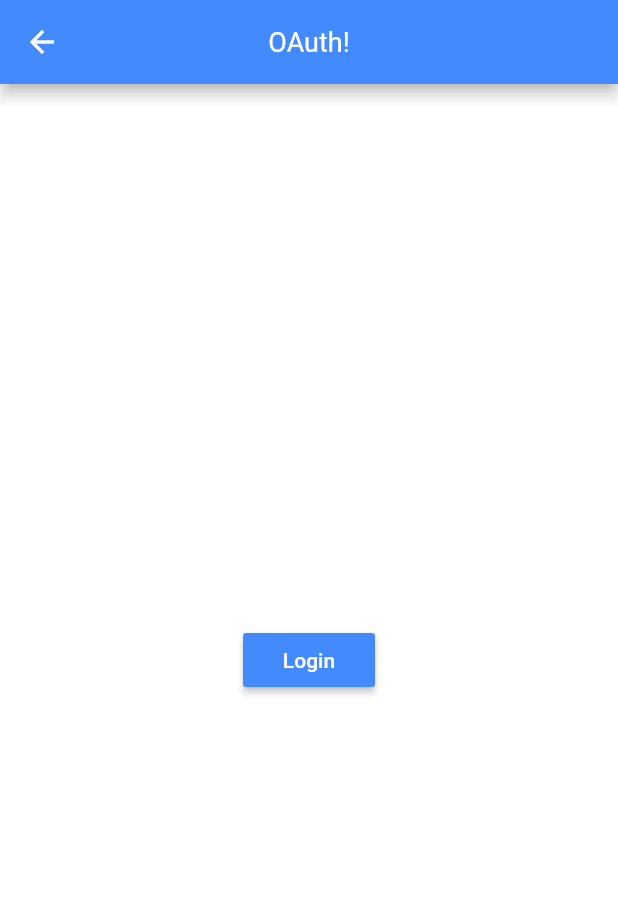
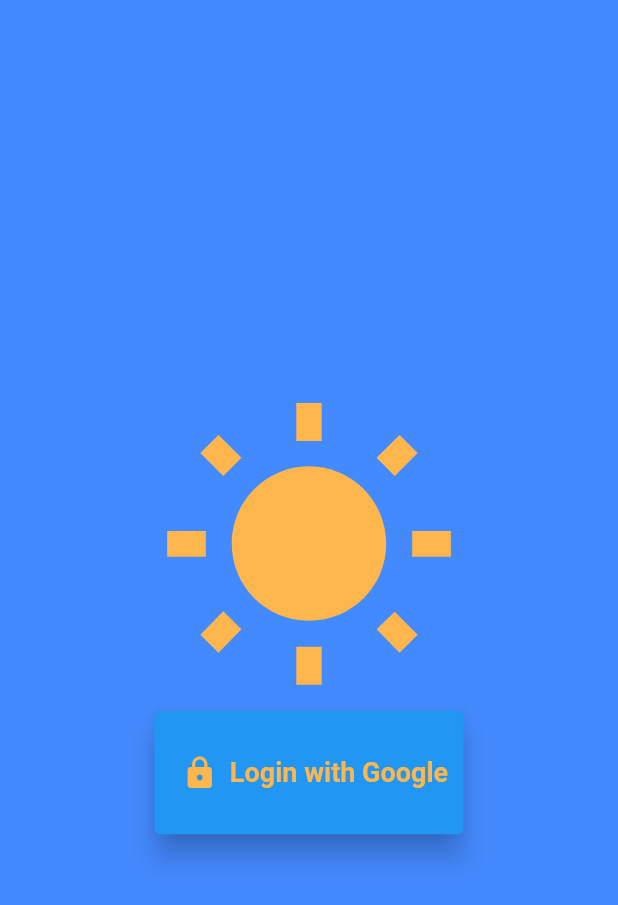
Before and after one commit to Travis40508/WeatherOAuth, a Flutter app: the LoginScreen screen opened by its route, on a phone screen of 412 x 824 dp. Shown: the top 905 px of the screen. Run offline on Flutter 3.47's test engine with Material 2 defaults, Android fonts, the phone set to English and light mode, and no system bars; our stand-ins replace firebase_auth, google_sign_in, rxdart; missing offline and left inert: generic_bloc_provider; accounts and stored records are empty; statements that could not run were skipped.

Commit message:
Login screen is looking good. created a size config for size ratios. cleaned up hard-coded values.

```diff
--- a/lib/screens/login_screen.dart
+++ b/lib/screens/login_screen.dart
@@ -2,6 +2,8 @@ import 'package:flutter/material.dart';
 import 'package:generic_bloc_provider/generic_bloc_provider.dart';
 import 'package:weather_oauth/blocs/login_bloc.dart';
 import 'package:weather_oauth/routing/weather_route.dart';
+import 'package:weather_oauth/utils/constants.dart';
+import 'package:weather_oauth/utils/size_config.dart';
 
 class LoginScreen extends StatefulWidget {
   @override
@@ -31,27 +33,43 @@ class _LoginScreenState extends State<LoginScreen> {
   @override
   Widget build(BuildContext context) {
     return Scaffold(
-      backgroundColor: Colors.white,
-      appBar: AppBar(
-        centerTitle: true,
-        backgroundColor: Colors.blueAccent,
-        title: Text(
-          'OAuth!',
-          style: TextStyle(
-            color: Colors.white
-          ),
-        ),
-      ),
+      backgroundColor: Theme.of(context).backgroundColor,
       body: Center(
-        child: RaisedButton(
-          child: Text(
-            'Login',
-            style: TextStyle(
-              color: Colors.white
+        child: Column(
+          mainAxisAlignment: MainAxisAlignment.center,
+          children: <Widget>[
+            Hero(
+              tag: Constants.sunHeroTag,
+              child: Icon(
+                Icons.wb_sunny,
+                size: SizeConfig.getHalfWidthOfScreen(context),
+              ),
             ),
-          ),
-          color: Colors.blueAccent,
-          onPressed: () => _bloc.authenticateUser(),
+            Card(
+              elevation: Constants.defaultElevation,
+              color: Theme.of(context).appBarTheme.color,
+              child: Container(
+                width: SizeConfig.getHalfWidthOfScreen(context),
+                height: SizeConfig.getPercentageOfScreenHeight(10, context),
+                child: InkWell(
+                  child: Row(
+                    mainAxisAlignment: MainAxisAlignment.center,
+                    children: <Widget>[
+                      Padding(
+                        padding: const EdgeInsets.all(Constants.defaultPadding),
+                        child: Icon(Icons.lock),
+                      ),
+                      Text(
+                        Constants.loginWithGoogle,
+                        style: Theme.of(context).textTheme.subhead,
+                      ),
+                    ],
+                  ),
+                  onTap: () => _bloc.authenticateUser(),
+                ),
+              ),
+            ),
+          ],
         ),
       ),
     );
--- a/lib/utils/constants.dart
+++ b/lib/utils/constants.dart
@@ -6,4 +6,16 @@ class Constants {
 
   //UI strings
   static const welcomeBack = 'Welcome Back';
+  static const loginWithGoogle = 'Login with Google';
+
+
+  //tags
+  static const sunHeroTag = "sun_her_tag";
+
+  //defaults
+  static const defaultPadding = 8.0;
+  static const defaultElevation = 8.0;
+  static const largeText = 48.0;
+  static const mediumText = 36.0;
+  static const smallText = 18.0;
 }
--- a/lib/utils/size_config.dart
+++ b/lib/utils/size_config.dart
@@ -3,7 +3,17 @@ import 'package:flutter/cupertino.dart';
 
 class SizeConfig {
 
-  static double getHalfWidthOfScreen(BuildContext context) {
+  ///this could be replaced with getPercentageOfScreenWidth
+  ///however, for a dev just wanting a very general, usually pretty good-looking ratio, this is it
+  static double getHalfWidthOfScreen(final BuildContext context) {
     return MediaQuery.of(context).size.width / 2;
   }
+
+  static double getPercentageOfScreenWidth(final int percentage, final BuildContext context) {
+    return MediaQuery.of(context).size.width / (100 / percentage);
+  }
+
+  static double getPercentageOfScreenHeight(final int percentage, final BuildContext context) {
+    return MediaQuery.of(context).size.height / (100 / percentage);
+  }
 }
```
Also changed, not shown: lib/application.dart (+14 -5 lines), lib/screens/splash_screen.dart (+11 -7 lines).
